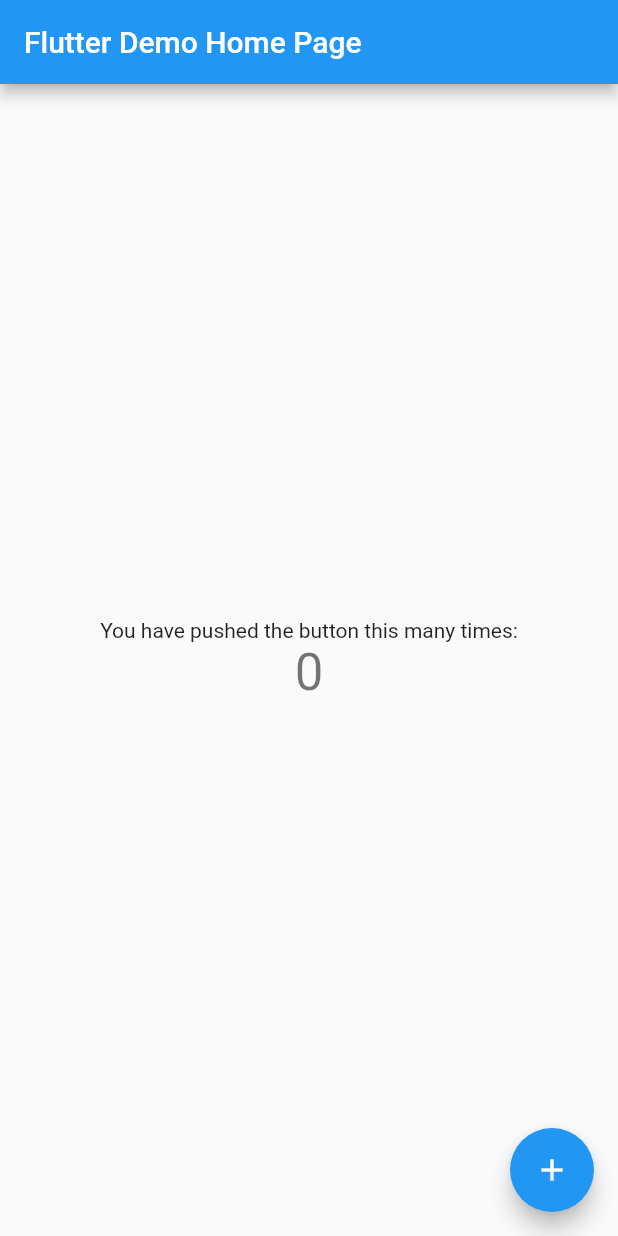
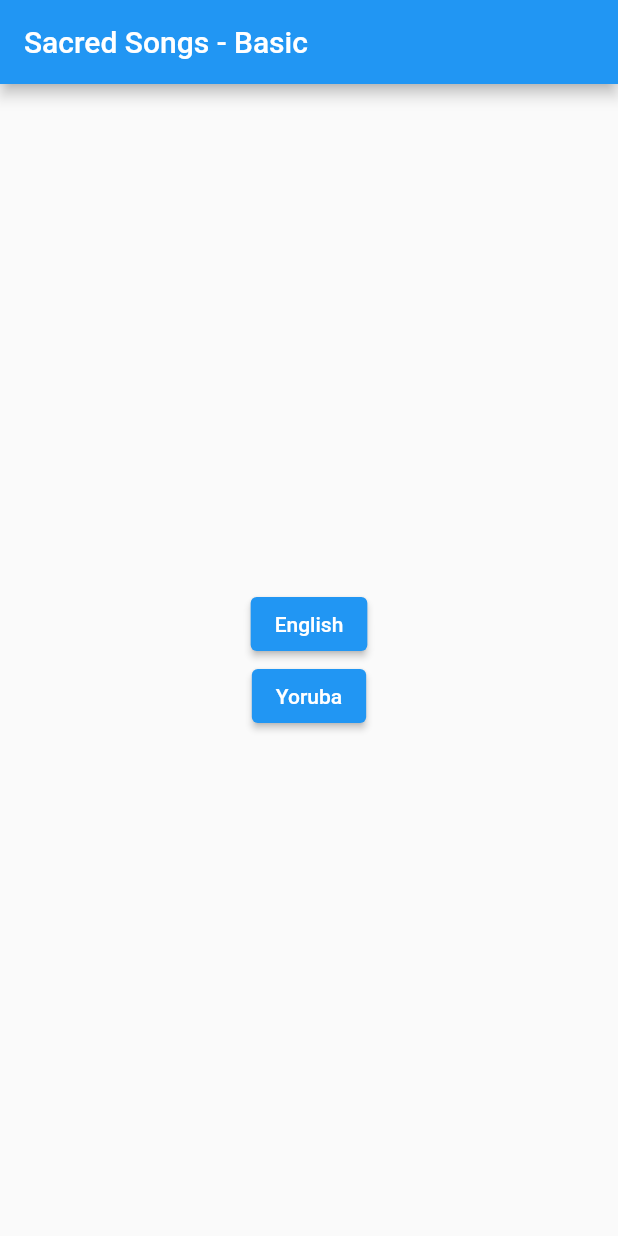
Before and after one commit to owsega/HgrmHymnFlutter, a Flutter app: the screen it shows after launch, on a phone screen of 412 x 824 dp. Run offline on Flutter 3.47's test engine with Material 2 defaults, Android fonts, the phone set to English and light mode, and no system bars; our stand-ins replace get.

Commit message:
implement basic functionality (list & read songs)

```diff
--- /dev/null
+++ b/lib/app_widget.dart
@@ -0,0 +1,116 @@
+import 'package:flutter/material.dart';
+import 'package:get/get.dart';
+import 'package:ssfts/basic_hymn_widgets.dart';
+
+class AppWidget extends StatelessWidget {
+  const AppWidget({super.key});
+
+  @override
+  Widget build(BuildContext context) {
+    return GetMaterialApp(
+      title: 'Flutter Demo',
+      theme: ThemeData(
+        primarySwatch: Colors.blue,
+      ),
+      // home: const MyHomePage(title: 'Flutter Demo Home Page'),
+      home: const SelectLanguage(),
+    );
+  }
+}
+
+class SelectLanguage extends StatelessWidget {
+  const SelectLanguage({super.key});
+
+  @override
+  Widget build(BuildContext context) {
+    return Scaffold(
+      appBar: AppBar(
+        title: const Text('Sacred Songs - Basic'),
+      ),
+      body: Center(
+        child: Column(
+          mainAxisAlignment: MainAxisAlignment.center,
+          children: <Widget>[
+            ElevatedButton(
+              onPressed: () {
+                Get.to(() => const HymnList(file: 'assets/songs/eng'));
+              },
+              child: const Text(
+                'English',
+              ),
+            ),
+            ElevatedButton(
+              onPressed: () {
+                Get.to(() => const HymnList(file: 'assets/songs/yor'));
+              },
+              child: const Text(
+                'Yoruba',
+              ),
+            ),
+          ],
+        ),
+      ),
+    );
+  }
+}
+
+class MyHomePage extends StatefulWidget {
+  const MyHomePage({super.key, required this.title});
+
+  final String title;
+
+  @override
+  State<MyHomePage> createState() => _MyHomePageState();
+}
+
+class _MyHomePageState extends State<MyHomePage> {
+  int _counter = 0;
+
+  void _incrementCounter() {
+    setState(() {
+      _counter++;
+    });
+  }
+
+  @override
+  Widget build(BuildContext context) {
+    return Scaffold(
+      appBar: AppBar(
+        title: Text(widget.title),
+      ),
+      body: Center(
+        child: Column(
+          // Column is also a layout widget. It takes a list of children and
+          // arranges them vertically. By default, it sizes itself to fit its
+          // children horizontally, and tries to be as tall as its parent.
+          //
+          // Invoke "debug painting" (press "p" in the console, choose the
+          // "Toggle Debug Paint" action from the Flutter Inspector in Android
+          // Studio, or the "Toggle Debug Paint" command in Visual Studio Code)
+          // to see the wireframe for each widget.
+          //
+          // Column has various properties to control how it sizes itself and
+          // how it positions its children. Here we use mainAxisAlignment to
+          // center the children vertically; the main axis here is the vertical
+          // axis because Columns are vertical (the cross axis would be
+          // horizontal).
+          mainAxisAlignment: MainAxisAlignment.center,
+          children: <Widget>[
+            const Text(
+              'You have pushed the button this many times:',
+            ),
+            Text(
+              '$_counter',
+              style: Theme.of(context).textTheme.headline4,
+            ),
+          ],
+        ),
+      ),
+      floatingActionButton: FloatingActionButton(
+        onPressed: _incrementCounter,
+        tooltip: 'Increment',
+        child: const Icon(Icons.add),
+      ), // This trailing comma makes auto-formatting nicer for build methods.
+    );
+  }
+}
--- a/lib/main.dart
+++ b/lib/main.dart
@@ -1,115 +1,8 @@
 import 'package:flutter/material.dart';
 
+import 'app_widget.dart';
+
 void main() {
-  runApp(const MyApp());
+  WidgetsFlutterBinding.ensureInitialized();
+  runApp(const AppWidget());
 }
-
-class MyApp extends StatelessWidget {
-  const MyApp({super.key});
-
-  // This widget is the root of your application.
-  @override
-  Widget build(BuildContext context) {
-    return MaterialApp(
-      title: 'Flutter Demo',
-      theme: ThemeData(
-        // This is the theme of your application.
-        //
-        // Try running your application with "flutter run". You'll see the
-        // application has a blue toolbar. Then, without quitting the app, try
-        // changing the primarySwatch below to Colors.green and then invoke
-        // "hot reload" (press "r" in the console where you ran "flutter run",
-        // or simply save your changes to "hot reload" in a Flutter IDE).
-        // Notice that the counter didn't reset back to zero; the application
-        // is not restarted.
-        primarySwatch: Colors.blue,
-      ),
-      home: const MyHomePage(title: 'Flutter Demo Home Page'),
-    );
-  }
-}
-
-class MyHomePage extends StatefulWidget {
-  const MyHomePage({super.key, required this.title});
-
-  // This widget is the home page of your application. It is stateful, meaning
-  // that it has a State object (defined below) that contains fields that affect
-  // how it looks.
-
-  // This class is the configuration for the state. It holds the values (in this
-  // case the title) provided by the parent (in this case the App widget) and
-  // used by the build method of the State. Fields in a Widget subclass are
-  // always marked "final".
-
-  final String title;
-
-  @override
-  State<MyHomePage> createState() => _MyHomePageState();
-}
-
-class _MyHomePageState extends State<MyHomePage> {
-  int _counter = 0;
-
-  void _incrementCounter() {
-    setState(() {
-      // This call to setState tells the Flutter framework that something has
-      // changed in this State, which causes it to rerun the build method below
-      // so that the display can reflect the updated values. If we changed
-      // _counter without calling setState(), then the build method would not be
-      // called again, and so nothing would appear to happen.
-      _counter++;
-    });
-  }
-
-  @override
-  Widget build(BuildContext context) {
-    // This method is rerun every time setState is called, for instance as done
-    // by the _incrementCounter method above.
-    //
-    // The Flutter framework has been optimized to make rerunning build methods
-    // fast, so that you can just rebuild anything that needs updating rather
-    // than having to individually change instances of widgets.
-    return Scaffold(
-      appBar: AppBar(
-        // Here we take the value from the MyHomePage object that was created by
-        // the App.build method, and use it to set our appbar title.
-        title: Text(widget.title),
-      ),
-      body: Center(
-        // Center is a layout widget. It takes a single child and positions it
-        // in the middle of the parent.
-        child: Column(
-          // Column is also a layout widget. It takes a list of children and
-          // arranges them vertically. By default, it sizes itself to fit its
-          // children horizontally, and tries to be as tall as its parent.
-          //
-          // Invoke "debug painting" (press "p" in the console, choose the
-          // "Toggle Debug Paint" action from the Flutter Inspector in Android
-          // Studio, or the "Toggle Debug Paint" command in Visual Studio Code)
-          // to see the wireframe for each widget.
-          //
-          // Column has various properties to control how it sizes itself and
-          // how it positions its children. Here we use mainAxisAlignment to
-          // center the children vertically; the main axis here is the vertical
-          // axis because Columns are vertical (the cross axis would be
-          // horizontal).
-          mainAxisAlignment: MainAxisAlignment.center,
-          children: <Widget>[
-            const Text(
-              'You have pushed the button this many times:',
-            ),
-            Text(
-              '$_counter',
-              style: Theme.of(context).textTheme.headline4,
-            ),
-          ],
-        ),
-      ),
-      floatingActionButton: FloatingActionButton(
-        onPressed: _incrementCounter,
-        tooltip: 'Increment',
-        child: const Icon(Icons.add),
-      ), // This trailing comma makes auto-formatting nicer for build methods.
-    );
-  }
-}
```
Also changed, not shown: lib/basic_hymn_widgets.dart (added, +79 -0 lines), pubspec.yaml (+10 -28 lines), pubspec.lock, 2 other files.
